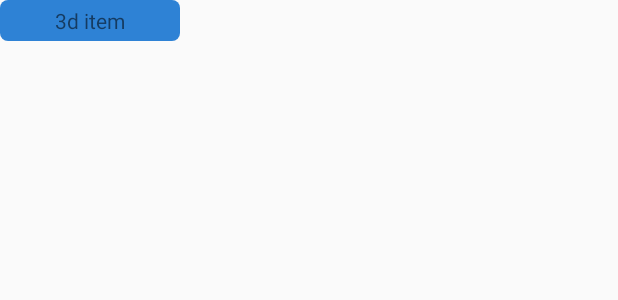
After one commit to harrychor/FYP, an Android app: the layout show_text.xml on its own in the app's theme, with its tools: preview values and no code run, on a phone screen of 412 x 824 dp. The commit adds this screen. Shown: the top 300 px of the screen. Run offline under Robolectric (Android 15) with nearby library versions, the phone set to English and light mode, and no system bars.

Commit message:
3d size comfig

```diff
--- /dev/null
+++ b/app/src/main/res/drawable/rounded_bg.xml
@@ -0,0 +1,20 @@
+<?xml version="1.0" encoding="UTF-8"?>
+<!--
+   Copyright 2018 Google LLC
+
+   Licensed under the Apache License, Version 2.0 (the "License");
+   you may not use this file except in compliance with the License.
+   You may obtain a copy of the License at
+
+      http://www.apache.org/licenses/LICENSE-2.0
+
+   Unless required by applicable law or agreed to in writing, software
+   distributed under the License is distributed on an "AS IS" BASIS,
+   WITHOUT WARRANTIES OR CONDITIONS OF ANY KIND, either express or implied.
+   See the License for the specific language governing permissions and
+   limitations under the License.
+-->
+<shape xmlns:android="http://schemas.android.com/apk/res/android">
+    <solid android:color="#E61976d2"/>
+    <corners android:radius="5dp"/>
+</shape>
--- /dev/null
+++ b/app/src/main/res/layout/show_text.xml
@@ -0,0 +1,21 @@
+<?xml version="1.0" encoding="utf-8"?>
+
+    <LinearLayout xmlns:android="http://schemas.android.com/apk/res/android"
+        android:id="@+id/testview"
+        android:layout_width="120dp"
+        android:layout_height="wrap_content"
+        android:background="@drawable/rounded_bg"
+        android:orientation="vertical"
+        android:padding="4dp"
+        android:clipChildren="false"
+        android:clipToPadding="false" >
+
+        <TextView
+            android:id="@+id/orbitHeader"
+            android:layout_width="match_parent"
+            android:layout_height="wrap_content"
+            android:text="3d item"
+            android:textAlignment="center" />
+
+
+    </LinearLayout>
```
Also changed, not shown: app/build.gradle (+18 -8 lines), app/src/main/java/com/example/ar_test_01/AR_Node.java (+6 -2 lines), app/src/main/java/com/example/ar_test_01/MainActivity.java (+15 -3 lines), app/src/main/assets/controller.jpg (added), 5 other files.
